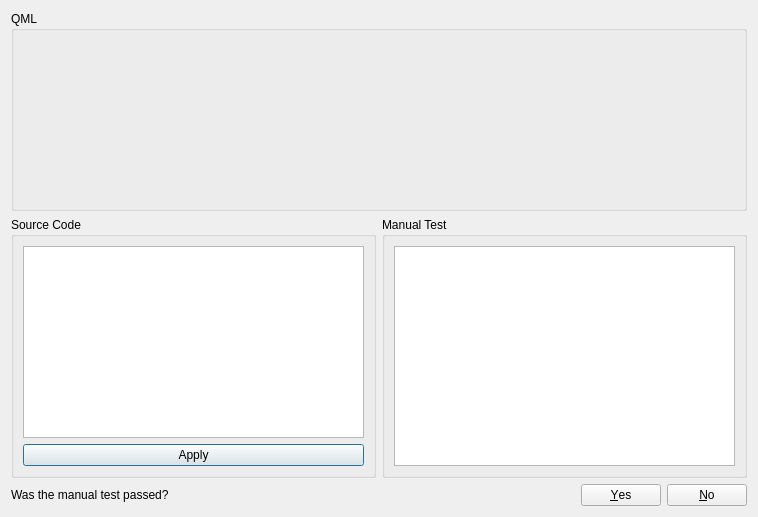
This is manual-tests/testcaseexecutor/testcaseexecutiondialog.ui in ubports/ubuntu-ui-toolkit as Qt 5 draws it before an edit. The edited form follows.
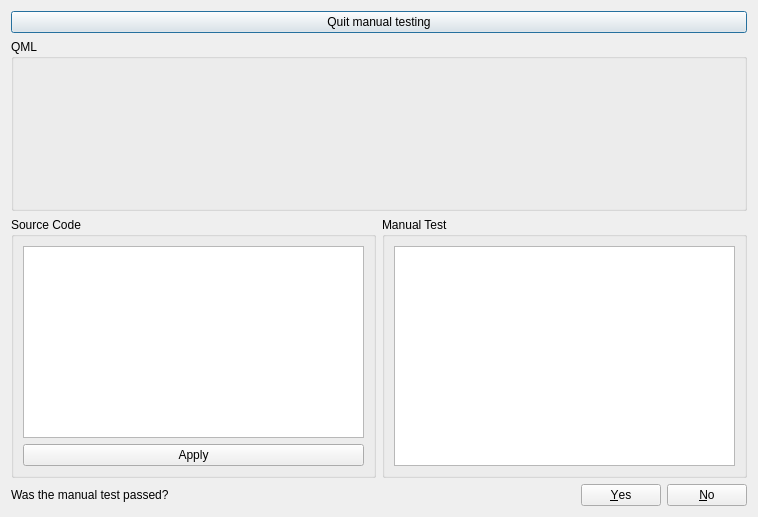
This is the edited form.

Commit message: Added support for Quit Fixed a bug with QTemporaryFile

Patch:
```diff
--- a/manual-tests/testcaseexecutor/testcaseexecutiondialog.ui
+++ b/manual-tests/testcaseexecutor/testcaseexecutiondialog.ui
@@ -14,6 +14,13 @@
    <string>Dialog</string>
   </property>
   <layout class="QVBoxLayout" name="verticalLayout_4">
+   <item>
+    <widget class="QPushButton" name="pushButtonQuit">
+     <property name="text">
+      <string>Quit manual testing</string>
+     </property>
+    </widget>
+   </item>
    <item>
     <widget class="QGroupBox" name="groupBox_3">
      <property name="title">
```
The commit also changes 4 other files.
